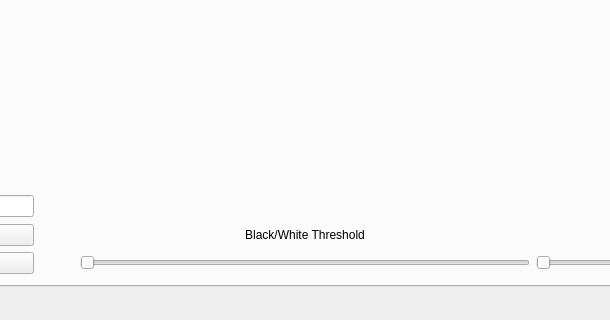
BBRUSS/VPJW17G5, file 04_All/RobotDetection Portiert/robotdetectionmainwindow.ui: the form before one commit; both pictures show x 270 to 880 and y 400 to 720 of the 1280 by 720 pixel window.
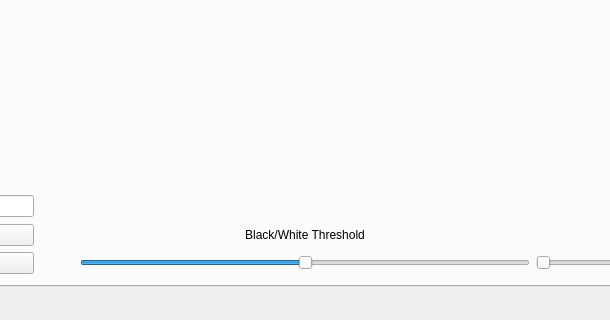
The form after the commit. The open tabs and pages were chosen to show the change. Icons and pictures are not drawn.

The edit to the form file:
```diff
--- a/04_All/RobotDetection Portiert/robotdetectionmainwindow.ui
+++ b/04_All/RobotDetection Portiert/robotdetectionmainwindow.ui
@@ -1393,6 +1393,12 @@
                   <verstretch>0</verstretch>
                  </sizepolicy>
                 </property>
+                <property name="maximum">
+                 <number>255</number>
+                </property>
+                <property name="sliderPosition">
+                 <number>128</number>
+                </property>
                 <property name="orientation">
                  <enum>Qt::Horizontal</enum>
                 </property>
```
Left out of the diff: 17 changed lines with no effect on the pictures.
